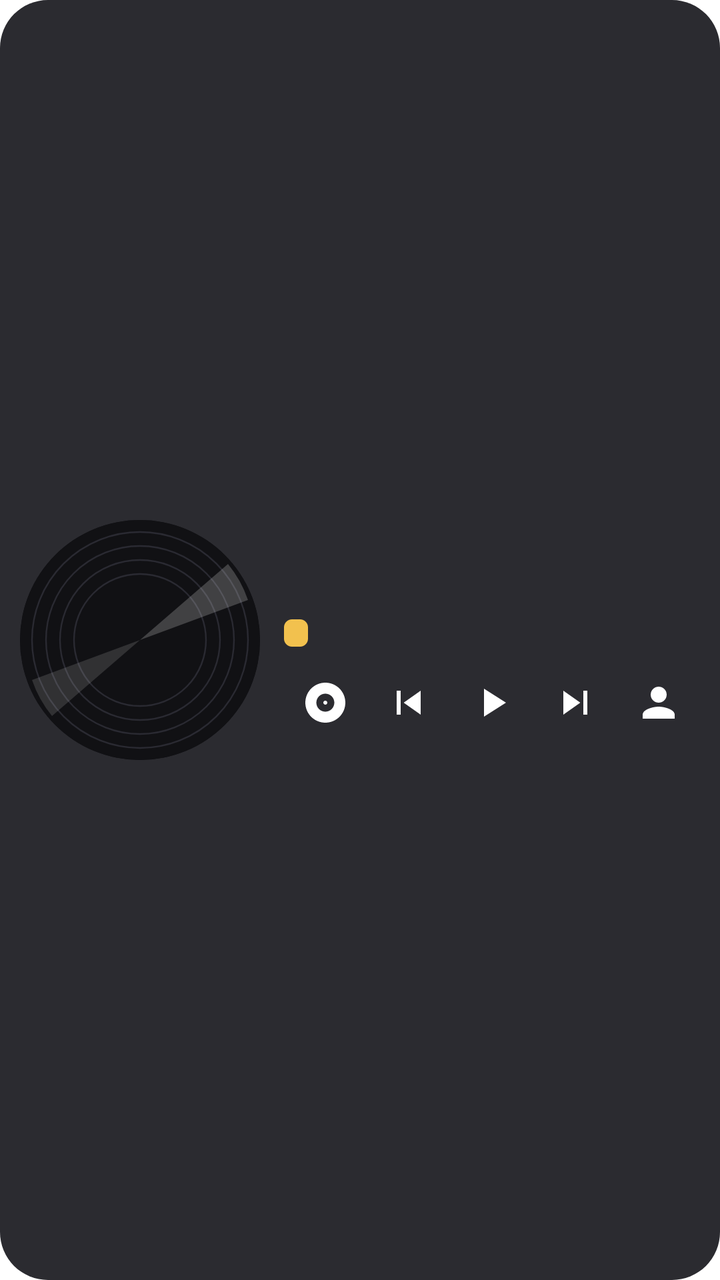
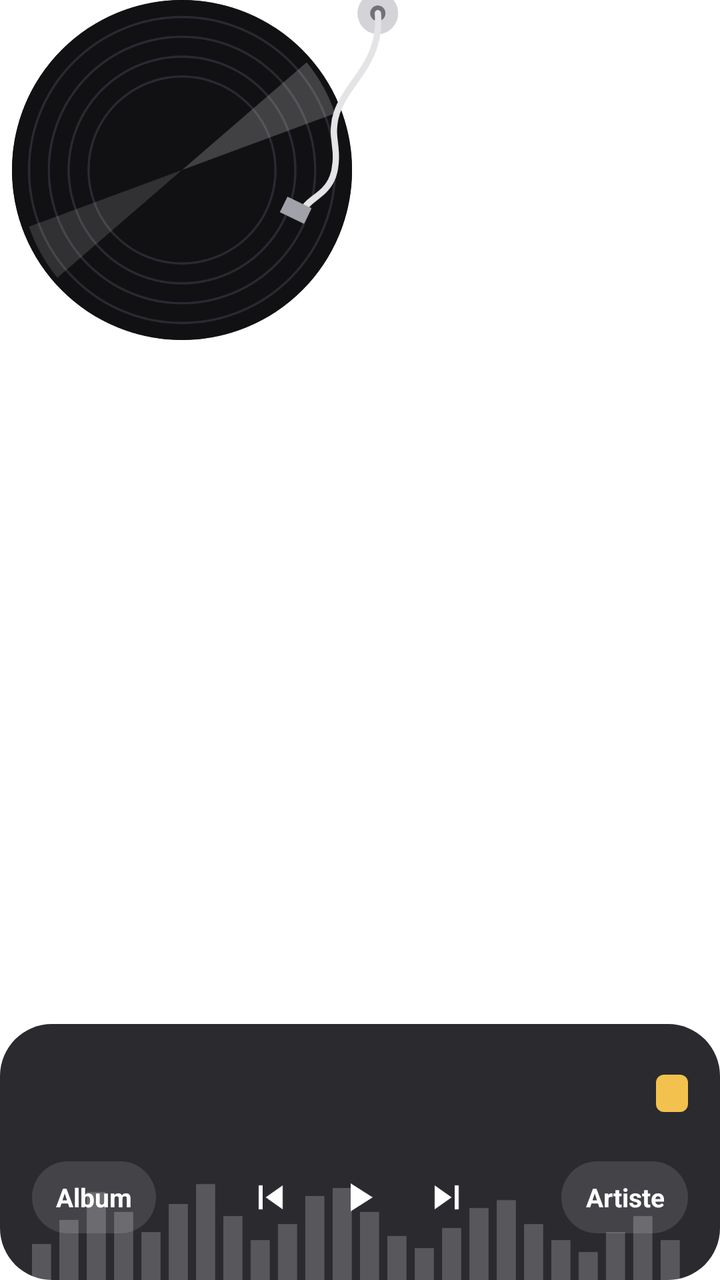

The first picture is an Android layout as it rendered before a commit; the second is the same layout after the commit. The layout source and the unified diff follow.
<!-- AndroidManifest.xml: application theme Theme.Sillon -->
<!-- res/layout/widget_vinyl.xml -->
<?xml version="1.0" encoding="utf-8"?>
<LinearLayout xmlns:android="http://schemas.android.com/apk/res/android"
    android:id="@+id/w_root" android:layout_width="match_parent" android:layout_height="match_parent"
    android:background="@drawable/widget_bg" android:orientation="horizontal" android:padding="10dp" android:gravity="center_vertical">
  <FrameLayout android:id="@+id/w_disc" android:layout_width="120dp" android:layout_height="120dp">
    <ImageView android:id="@+id/w_still" android:layout_width="match_parent" android:layout_height="match_parent" android:src="@drawable/vinyl_disc"/>
    <ProgressBar android:id="@+id/w_spin" android:layout_width="match_parent" android:layout_height="match_parent"
        android:indeterminate="true" android:indeterminateDrawable="@drawable/vinyl_spin" android:indeterminateDuration="1800"/>
    <ImageView android:id="@+id/w_cover" android:layout_width="56dp" android:layout_height="56dp" android:layout_gravity="center"/>
  </FrameLayout>
  <LinearLayout android:layout_width="0dp" android:layout_height="match_parent" android:layout_weight="1"
      android:orientation="vertical" android:paddingStart="12dp" android:gravity="center_vertical">
    <TextView android:id="@+id/w_title" android:layout_width="match_parent" android:layout_height="wrap_content"
        android:textColor="#FFFFFFFF" android:textSize="16sp" android:textStyle="bold" android:maxLines="1" android:ellipsize="end"/>
    <TextView android:id="@+id/w_artist" android:layout_width="match_parent" android:layout_height="wrap_content"
        android:textColor="#B3FFFFFF" android:textSize="13sp" android:maxLines="1" android:ellipsize="end"/>
    <TextView android:id="@+id/w_quality" android:layout_width="wrap_content" android:layout_height="wrap_content" android:layout_marginTop="4dp"
        android:background="@drawable/badge_bg" android:paddingStart="6dp" android:paddingEnd="6dp" android:textColor="#FF2A1E00"
        android:textSize="10sp" android:textStyle="bold"/>
    <LinearLayout android:layout_width="match_parent" android:layout_height="44dp" android:layout_marginTop="6dp" android:orientation="horizontal">
      <ImageButton android:id="@+id/w_album" android:layout_width="0dp" android:layout_weight="1" android:layout_height="match_parent" android:background="@null" android:src="@drawable/ic_w_album" android:contentDescription="Album à la suite"/>
      <ImageButton android:id="@+id/w_prev" android:layout_width="0dp" android:layout_weight="1" android:layout_height="match_parent" android:background="@null" android:src="@drawable/ic_w_prev" android:contentDescription="Précédent"/>
      <ImageButton android:id="@+id/w_play" android:layout_width="0dp" android:layout_weight="1" android:layout_height="match_parent" android:background="@null" android:src="@drawable/ic_w_play" android:contentDescription="Lecture"/>
      <ImageButton android:id="@+id/w_next" android:layout_width="0dp" android:layout_weight="1" android:layout_height="match_parent" android:background="@null" android:src="@drawable/ic_w_next" android:contentDescription="Suivant"/>
      <ImageButton android:id="@+id/w_artist_btn" android:layout_width="0dp" android:layout_weight="1" android:layout_height="match_parent" android:background="@null" android:src="@drawable/ic_w_artist" android:contentDescription="Artiste à la suite"/>
    </LinearLayout>
  </LinearLayout>
</LinearLayout>
<!-- resources referenced by this layout -->
<resources>
  <!-- drawable badge_bg (drawable) -->
  <?xml version="1.0" encoding="utf-8"?>
  <shape xmlns:android="http://schemas.android.com/apk/res/android" android:shape="rectangle">
    <solid android:color="#FFF2C14E"/><corners android:radius="4dp"/>
  </shape>
  <!-- drawable ic_w_album (drawable) -->
  <vector xmlns:android="http://schemas.android.com/apk/res/android" android:width="24dp" android:height="24dp" android:viewportWidth="24" android:viewportHeight="24">
    <path android:fillColor="#FFFFFFFF" android:pathData="M12,2C6.48,2 2,6.48 2,12s4.48,10 10,10 10,-4.48 10,-10S17.52,2 12,2zM12,16.5c-2.49,0 -4.5,-2.01 -4.5,-4.5S9.51,7.5 12,7.5s4.5,2.01 4.5,4.5 -2.01,4.5 -4.5,4.5zM12,11c-0.55,0 -1,0.45 -1,1s0.45,1 1,1 1,-0.45 1,-1 -0.45,-1 -1,-1z"/>
  </vector>
  <!-- drawable ic_w_artist (drawable) -->
  <vector xmlns:android="http://schemas.android.com/apk/res/android" android:width="24dp" android:height="24dp" android:viewportWidth="24" android:viewportHeight="24">
    <path android:fillColor="#FFFFFFFF" android:pathData="M12,12c2.21,0 4,-1.79 4,-4s-1.79,-4 -4,-4 -4,1.79 -4,4 1.79,4 4,4zM12,14c-2.67,0 -8,1.34 -8,4v2h16v-2c0,-2.66 -5.33,-4 -8,-4z"/>
  </vector>
  <!-- drawable ic_w_next (drawable) -->
  <vector xmlns:android="http://schemas.android.com/apk/res/android" android:width="24dp" android:height="24dp" android:viewportWidth="24" android:viewportHeight="24">
    <path android:fillColor="#FFFFFFFF" android:pathData="M6,18l8.5,-6L6,6v12zM16,6v12h2V6h-2z"/>
  </vector>
  <!-- drawable ic_w_play (drawable) -->
  <vector xmlns:android="http://schemas.android.com/apk/res/android" android:width="24dp" android:height="24dp" android:viewportWidth="24" android:viewportHeight="24">
    <path android:fillColor="#FFFFFFFF" android:pathData="M8,5v14l11,-7z"/>
  </vector>
  <!-- drawable ic_w_prev (drawable) -->
  <vector xmlns:android="http://schemas.android.com/apk/res/android" android:width="24dp" android:height="24dp" android:viewportWidth="24" android:viewportHeight="24">
    <path android:fillColor="#FFFFFFFF" android:pathData="M6,6h2v12H6zM9.5,12l8.5,6V6z"/>
  </vector>
  <!-- drawable vinyl_spin (drawable) -->
  <?xml version="1.0" encoding="utf-8"?>
  <animated-rotate xmlns:android="http://schemas.android.com/apk/res/android"
      android:drawable="@drawable/vinyl_disc" android:pivotX="50%" android:pivotY="50%" />
  <!-- drawable widget_bg (drawable) -->
  <?xml version="1.0" encoding="utf-8"?>
  <shape xmlns:android="http://schemas.android.com/apk/res/android" android:shape="rectangle">
    <solid android:color="#EE1C1C22"/><corners android:radius="24dp"/>
  </shape>
  <style name="Theme.Sillon" parent="android:Theme.Material.Light.NoActionBar">
          <item name="android:windowBackground">@android:color/white</item>
          <item name="android:statusBarColor">@android:color/transparent</item>
          <item name="android:navigationBarColor">@android:color/transparent</item>
      </style>
  <!-- unchanged entries left out for length: 1 -->
</resources>

<!-- the commit's change to res/layout/widget_vinyl.xml (unified diff, before → after) -->
@@ -1,28 +1,49 @@
 <?xml version="1.0" encoding="utf-8"?>
-<LinearLayout xmlns:android="http://schemas.android.com/apk/res/android"
-    android:id="@+id/w_root" android:layout_width="match_parent" android:layout_height="match_parent"
-    android:background="@drawable/widget_bg" android:orientation="horizontal" android:padding="10dp" android:gravity="center_vertical">
-  <FrameLayout android:id="@+id/w_disc" android:layout_width="120dp" android:layout_height="120dp">
+<FrameLayout xmlns:android="http://schemas.android.com/apk/res/android"
+    android:id="@+id/w_root" android:layout_width="match_parent" android:layout_height="match_parent">
+
+  <FrameLayout android:id="@+id/w_disc" android:layout_width="170dp" android:layout_height="170dp"
+      android:layout_gravity="top|start" android:layout_marginStart="6dp">
     <ImageView android:id="@+id/w_still" android:layout_width="match_parent" android:layout_height="match_parent" android:src="@drawable/vinyl_disc"/>
     <ProgressBar android:id="@+id/w_spin" android:layout_width="match_parent" android:layout_height="match_parent"
         android:indeterminate="true" android:indeterminateDrawable="@drawable/vinyl_spin" android:indeterminateDuration="1800"/>
-    <ImageView android:id="@+id/w_cover" android:layout_width="56dp" android:layout_height="56dp" android:layout_gravity="center"/>
+    <ImageView android:id="@+id/w_cover" android:layout_width="64dp" android:layout_height="64dp" android:layout_gravity="center"/>
   </FrameLayout>
-  <LinearLayout android:layout_width="0dp" android:layout_height="match_parent" android:layout_weight="1"
-      android:orientation="vertical" android:paddingStart="12dp" android:gravity="center_vertical">
-    <TextView android:id="@+id/w_title" android:layout_width="match_parent" android:layout_height="wrap_content"
-        android:textColor="#FFFFFFFF" android:textSize="16sp" android:textStyle="bold" android:maxLines="1" android:ellipsize="end"/>
-    <TextView android:id="@+id/w_artist" android:layout_width="match_parent" android:layout_height="wrap_content"
-        android:textColor="#B3FFFFFF" android:textSize="13sp" android:maxLines="1" android:ellipsize="end"/>
-    <TextView android:id="@+id/w_quality" android:layout_width="wrap_content" android:layout_height="wrap_content" android:layout_marginTop="4dp"
-        android:background="@drawable/badge_bg" android:paddingStart="6dp" android:paddingEnd="6dp" android:textColor="#FF2A1E00"
-        android:textSize="10sp" android:textStyle="bold"/>
-    <LinearLayout android:layout_width="match_parent" android:layout_height="44dp" android:layout_marginTop="6dp" android:orientation="horizontal">
-      <ImageButton android:id="@+id/w_album" android:layout_width="0dp" android:layout_weight="1" android:layout_height="match_parent" android:background="@null" android:src="@drawable/ic_w_album" android:contentDescription="Album à la suite"/>
-      <ImageButton android:id="@+id/w_prev" android:layout_width="0dp" android:layout_weight="1" android:layout_height="match_parent" android:background="@null" android:src="@drawable/ic_w_prev" android:contentDescription="Précédent"/>
-      <ImageButton android:id="@+id/w_play" android:layout_width="0dp" android:layout_weight="1" android:layout_height="match_parent" android:background="@null" android:src="@drawable/ic_w_play" android:contentDescription="Lecture"/>
-      <ImageButton android:id="@+id/w_next" android:layout_width="0dp" android:layout_weight="1" android:layout_height="match_parent" android:background="@null" android:src="@drawable/ic_w_next" android:contentDescription="Suivant"/>
-      <ImageButton android:id="@+id/w_artist_btn" android:layout_width="0dp" android:layout_weight="1" android:layout_height="match_parent" android:background="@null" android:src="@drawable/ic_w_artist" android:contentDescription="Artiste à la suite"/>
+
+  <ImageView android:layout_width="70dp" android:layout_height="130dp" android:layout_gravity="top|start"
+      android:layout_marginStart="138dp" android:layout_marginTop="-8dp" android:src="@drawable/tonearm"/>
+
+  <FrameLayout android:layout_width="match_parent" android:layout_height="128dp" android:layout_gravity="bottom"
+      android:background="@drawable/widget_bg">
+    <ImageView android:layout_width="match_parent" android:layout_height="50dp" android:layout_gravity="bottom"
+        android:paddingStart="16dp" android:paddingEnd="16dp" android:scaleType="fitXY" android:src="@drawable/spectrum"/>
+    <LinearLayout android:layout_width="match_parent" android:layout_height="match_parent" android:orientation="vertical"
+        android:paddingStart="16dp" android:paddingEnd="16dp" android:paddingTop="14dp" android:paddingBottom="10dp">
+      <LinearLayout android:layout_width="match_parent" android:layout_height="wrap_content" android:orientation="horizontal" android:gravity="center_vertical">
+        <LinearLayout android:layout_width="0dp" android:layout_weight="1" android:layout_height="wrap_content" android:orientation="vertical">
+          <TextView android:id="@+id/w_title" android:layout_width="match_parent" android:layout_height="wrap_content"
+              android:textColor="#FFFFFFFF" android:textSize="17sp" android:textStyle="bold" android:maxLines="1" android:ellipsize="end"/>
+          <TextView android:id="@+id/w_artist" android:layout_width="match_parent" android:layout_height="wrap_content"
+              android:textColor="#FFC4C4CC" android:textSize="14sp" android:maxLines="1" android:ellipsize="end"/>
+        </LinearLayout>
+        <TextView android:id="@+id/w_quality" android:layout_width="wrap_content" android:layout_height="wrap_content"
+            android:background="@drawable/badge_bg" android:paddingStart="8dp" android:paddingEnd="8dp" android:paddingTop="2dp" android:paddingBottom="2dp"
+            android:textColor="#FF2A1E00" android:textSize="11sp" android:textStyle="bold"/>
+      </LinearLayout>
+      <LinearLayout android:layout_width="match_parent" android:layout_height="0dp" android:layout_weight="1"
+          android:orientation="horizontal" android:gravity="center_vertical">
+        <TextView android:id="@+id/w_album" android:layout_width="wrap_content" android:layout_height="36dp" android:background="@drawable/pill_bg"
+            android:gravity="center" android:paddingStart="12dp" android:paddingEnd="12dp" android:text="Album"
+            android:textColor="#FFFFFFFF" android:textSize="13sp" android:textStyle="bold"/>
+        <FrameLayout android:layout_width="0dp" android:layout_height="1dp" android:layout_weight="1"/>
+        <ImageButton android:id="@+id/w_prev" android:layout_width="44dp" android:layout_height="44dp" android:background="@null" android:src="@drawable/ic_w_prev" android:contentDescription="Précédent"/>
+        <ImageButton android:id="@+id/w_play" android:layout_width="44dp" android:layout_height="44dp" android:background="@null" android:src="@drawable/ic_w_play" android:contentDescription="Lecture"/>
+        <ImageButton android:id="@+id/w_next" android:layout_width="44dp" android:layout_height="44dp" android:background="@null" android:src="@drawable/ic_w_next" android:contentDescription="Suivant"/>
+        <FrameLayout android:layout_width="0dp" android:layout_height="1dp" android:layout_weight="1"/>
+        <TextView android:id="@+id/w_artist_btn" android:layout_width="wrap_content" android:layout_height="36dp" android:background="@drawable/pill_bg"
+            android:gravity="center" android:paddingStart="12dp" android:paddingEnd="12dp" android:text="Artiste"
+            android:textColor="#FFFFFFFF" android:textSize="13sp" android:textStyle="bold"/>
+      </LinearLayout>
     </LinearLayout>
-  </LinearLayout>
-</LinearLayout>
+  </FrameLayout>
+</FrameLayout>
<!-- resource entries referenced after the edit -->
@@ -5,14 +5,6 @@
   <shape xmlns:android="http://schemas.android.com/apk/res/android" android:shape="rectangle">
     <solid android:color="#FFF2C14E"/><corners android:radius="4dp"/>
   </shape>
-  <!-- drawable ic_w_album (drawable) -->
-  <vector xmlns:android="http://schemas.android.com/apk/res/android" android:width="24dp" android:height="24dp" android:viewportWidth="24" android:viewportHeight="24">
-    <path android:fillColor="#FFFFFFFF" android:pathData="M12,2C6.48,2 2,6.48 2,12s4.48,10 10,10 10,-4.48 10,-10S17.52,2 12,2zM12,16.5c-2.49,0 -4.5,-2.01 -4.5,-4.5S9.51,7.5 12,7.5s4.5,2.01 4.5,4.5 -2.01,4.5 -4.5,4.5zM12,11c-0.55,0 -1,0.45 -1,1s0.45,1 1,1 1,-0.45 1,-1 -0.45,-1 -1,-1z"/>
-  </vector>
-  <!-- drawable ic_w_artist (drawable) -->
-  <vector xmlns:android="http://schemas.android.com/apk/res/android" android:width="24dp" android:height="24dp" android:viewportWidth="24" android:viewportHeight="24">
-    <path android:fillColor="#FFFFFFFF" android:pathData="M12,12c2.21,0 4,-1.79 4,-4s-1.79,-4 -4,-4 -4,1.79 -4,4 1.79,4 4,4zM12,14c-2.67,0 -8,1.34 -8,4v2h16v-2c0,-2.66 -5.33,-4 -8,-4z"/>
-  </vector>
   <!-- drawable ic_w_next (drawable) -->
   <vector xmlns:android="http://schemas.android.com/apk/res/android" android:width="24dp" android:height="24dp" android:viewportWidth="24" android:viewportHeight="24">
     <path android:fillColor="#FFFFFFFF" android:pathData="M6,18l8.5,-6L6,6v12zM16,6v12h2V6h-2z"/>
@@ -25,6 +17,25 @@
   <vector xmlns:android="http://schemas.android.com/apk/res/android" android:width="24dp" android:height="24dp" android:viewportWidth="24" android:viewportHeight="24">
     <path android:fillColor="#FFFFFFFF" android:pathData="M6,6h2v12H6zM9.5,12l8.5,6V6z"/>
   </vector>
+  <!-- drawable pill_bg (drawable) -->
+  <?xml version="1.0" encoding="utf-8"?>
+  <shape xmlns:android="http://schemas.android.com/apk/res/android" android:shape="rectangle">
+    <solid android:color="#1FFFFFFF"/><corners android:radius="18dp"/>
+  </shape>
+  <!-- drawable spectrum (drawable) -->
+  <?xml version="1.0" encoding="utf-8"?>
+  <vector xmlns:android="http://schemas.android.com/apk/res/android" android:width="240dp" android:height="50dp" android:viewportWidth="240" android:viewportHeight="50">
+    <path android:fillColor="#38FFFFFF" android:pathData="M0,32h7v18h-7zM10,20h7v30h-7zM20,6h7v44h-7zM30,16h7v34h-7zM40,26h7v24h-7zM50,12h7v38h-7zM60,2h7v48h-7zM70,18h7v32h-7zM80,30h7v20h-7zM90,22h7v28h-7zM100,8h7v42h-7zM110,4h7v46h-7zM120,16h7v34h-7zM130,28h7v22h-7zM140,34h7v16h-7zM150,24h7v26h-7zM160,14h7v36h-7zM170,10h7v40h-7zM180,22h7v28h-7zM190,30h7v20h-7zM200,36h7v14h-7zM210,26h7v24h-7zM220,18h7v32h-7zM230,30h7v20h-7z"/>
+  </vector>
+  <!-- drawable tonearm (drawable) -->
+  <?xml version="1.0" encoding="utf-8"?>
+  <vector xmlns:android="http://schemas.android.com/apk/res/android" android:width="70dp" android:height="130dp" android:viewportWidth="110" android:viewportHeight="200">
+    <path android:fillColor="#FFD4D4D8" android:pathData="M80,22m-16,0a16,16 0,1 1,32 0a16,16 0,1 1,-32 0"/>
+    <path android:fillColor="#FF71717A" android:pathData="M80,22m-6,0a6,6 0,1 1,12 0a6,6 0,1 1,-12 0"/>
+    <path android:strokeColor="#FFE4E4E7" android:strokeWidth="5" android:strokeLineCap="round" android:fillColor="#00000000"
+        android:pathData="M80,22 C84,70 40,80 46,120 S30,160 22,172"/>
+    <path android:fillColor="#FFA1A1AA" android:pathData="M9,163 L28,172 L22,184 L3,175 Z"/>
+  </vector>
   <!-- drawable vinyl_spin (drawable) -->
   <?xml version="1.0" encoding="utf-8"?>
   <animated-rotate xmlns:android="http://schemas.android.com/apk/res/android"
@@ -32,7 +43,7 @@
   <!-- drawable widget_bg (drawable) -->
   <?xml version="1.0" encoding="utf-8"?>
   <shape xmlns:android="http://schemas.android.com/apk/res/android" android:shape="rectangle">
-    <solid android:color="#EE1C1C22"/><corners android:radius="24dp"/>
+    <solid android:color="#EB18181E"/><corners android:radius="26dp"/>
   </shape>
   <style name="Theme.Sillon" parent="android:Theme.Material.Light.NoActionBar">
           <item name="android:windowBackground">@android:color/white</item>
